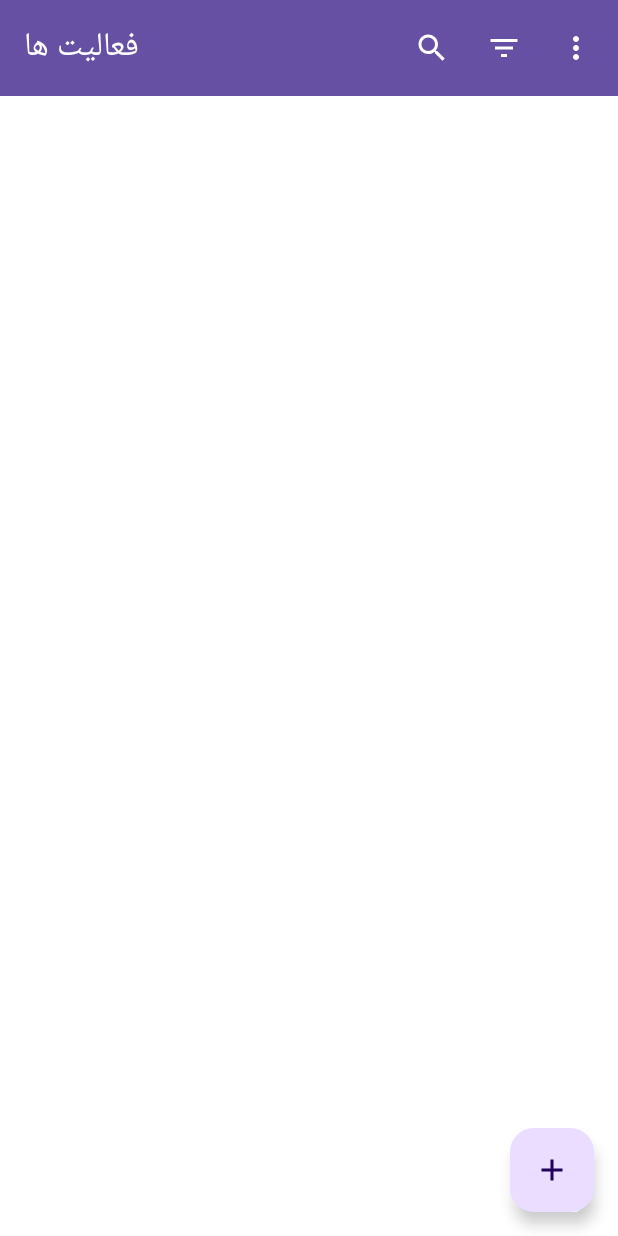
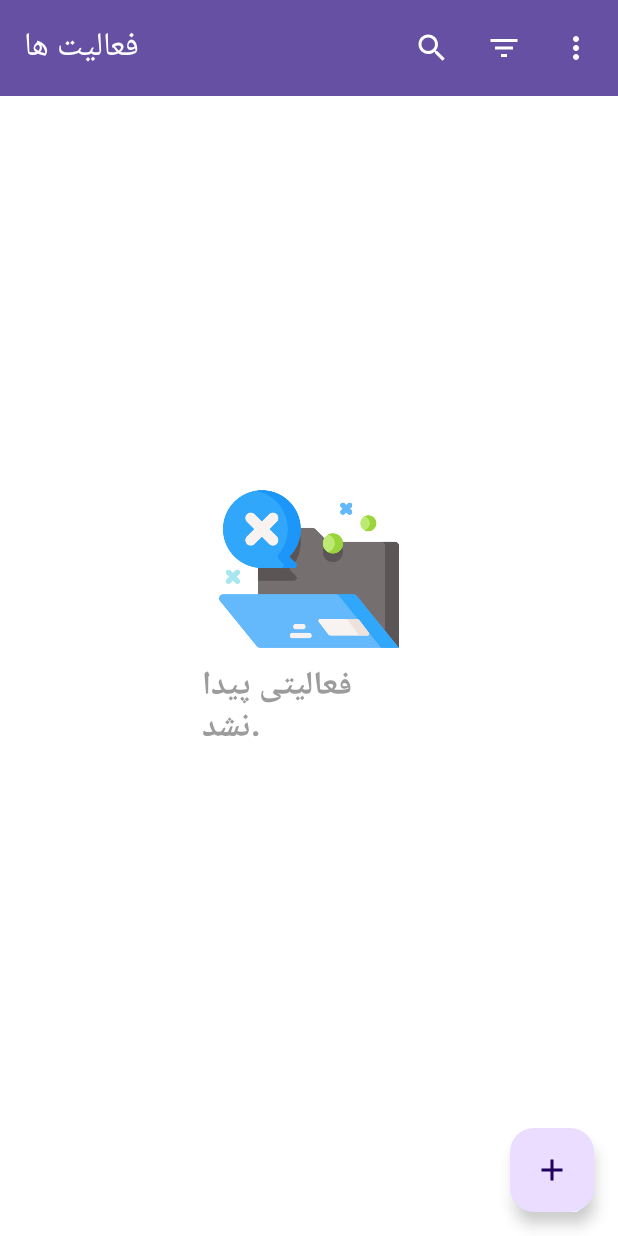
Before and after one commit to AmirMousavi-Dev/Taskino, an Android app built with Jetpack Compose: the @Preview function PreviewListScreen, on a phone screen of 412 x 824 dp. Run offline under Robolectric (Android 15) with nearby library versions, the phone set to English and light mode, and no system bars; our stand-ins replace Dagger/Hilt's generated code, Room's generated code.

Commit message:
create EmptyList

```diff
--- /dev/null
+++ b/app/src/main/java/ir/codroid/taskino/ui/screen/list/EmptyList.kt
@@ -0,0 +1,51 @@
+package ir.codroid.taskino.ui.screen.list
+
+import androidx.compose.foundation.Image
+import androidx.compose.foundation.background
+import androidx.compose.foundation.layout.Arrangement
+import androidx.compose.foundation.layout.Column
+import androidx.compose.foundation.layout.fillMaxSize
+import androidx.compose.foundation.layout.size
+import androidx.compose.material3.MaterialTheme
+import androidx.compose.material3.Text
+import androidx.compose.runtime.Composable
+import androidx.compose.ui.Alignment
+import androidx.compose.ui.Modifier
+import androidx.compose.ui.res.painterResource
+import androidx.compose.ui.res.stringResource
+import androidx.compose.ui.text.font.FontWeight
+import androidx.compose.ui.tooling.preview.Preview
+import ir.codroid.taskino.R
+import ir.codroid.taskino.ui.theme.EMPTY_LIST_IMAGE_SIZE
+import ir.codroid.taskino.ui.theme.MediumGray
+import ir.codroid.taskino.ui.theme.listItemBackgroundColor
+
+@Composable
+fun EmptyList() {
+    Column(
+        modifier = Modifier
+            .fillMaxSize()
+            .background(MaterialTheme.colorScheme.listItemBackgroundColor),
+        verticalArrangement = Arrangement.Center,
+        horizontalAlignment = Alignment.CenterHorizontally
+    ) {
+        Image(
+            modifier = Modifier.size(EMPTY_LIST_IMAGE_SIZE),
+            painter = painterResource(id = R.drawable.ic_empty_list),
+            contentDescription = stringResource(id = R.string.no_tasks_found)
+        )
+
+        Text(
+            text = stringResource(id = R.string.no_tasks_found),
+            style = MaterialTheme.typography.titleLarge,
+            color = MediumGray,
+            fontWeight = FontWeight.Bold
+        )
+    }
+}
+
+@Composable
+@Preview
+fun PreviewEmptyList() {
+    EmptyList()
+}
--- a/app/src/main/java/ir/codroid/taskino/ui/screen/list/ListContent.kt
+++ b/app/src/main/java/ir/codroid/taskino/ui/screen/list/ListContent.kt
@@ -39,8 +39,19 @@ fun ListContent(
     tasks: List<ToDoTask>,
     navigationToTaskScreen: (taskId: Int) -> Unit
 ) {
-    LazyColumn(modifier = Modifier.
-    padding(top = TOP_APP_BAR_HEIGHT)
+    if (tasks.isEmpty())
+        EmptyList()
+    else
+        DisplayTasks(tasks = tasks, navigationToTaskScreen = navigationToTaskScreen)
+}
+
+@Composable
+fun DisplayTasks(
+    tasks: List<ToDoTask>,
+    navigationToTaskScreen: (taskId: Int) -> Unit
+) {
+    LazyColumn(modifier = Modifier
+        .padding(top = TOP_APP_BAR_HEIGHT)
         .fillMaxSize()
         .background(MaterialTheme.colorScheme.listItemBackgroundColor)
     ) {
--- a/app/src/main/java/ir/codroid/taskino/ui/theme/Dimension.kt
+++ b/app/src/main/java/ir/codroid/taskino/ui/theme/Dimension.kt
@@ -10,6 +10,7 @@ val PRIORITY_INDICATOR_SIZE = 16.dp
 val TOP_APP_BAR_HEIGHT = 64.dp
 
 val LIST_ITEM_ELEVATION = 2.dp
+val EMPTY_LIST_IMAGE_SIZE = 120.dp
 
 val high_ALPHA = 1f
 val MEDIUM_ALPHA = 0.5f
--- a/app/src/main/res/values/strings.xml
+++ b/app/src/main/res/values/strings.xml
@@ -12,4 +12,5 @@
     <string name="delete_all">حذف همه</string>
     <string name="search">جستجو</string>
     <string name="close">بستن</string>
+    <string name="no_tasks_found">فعالیتی پیدا نشد.</string>
 </resources>
```
Also changed, not shown: app/src/main/res/drawable/ic_empty_list.png (added), 1 other file.
